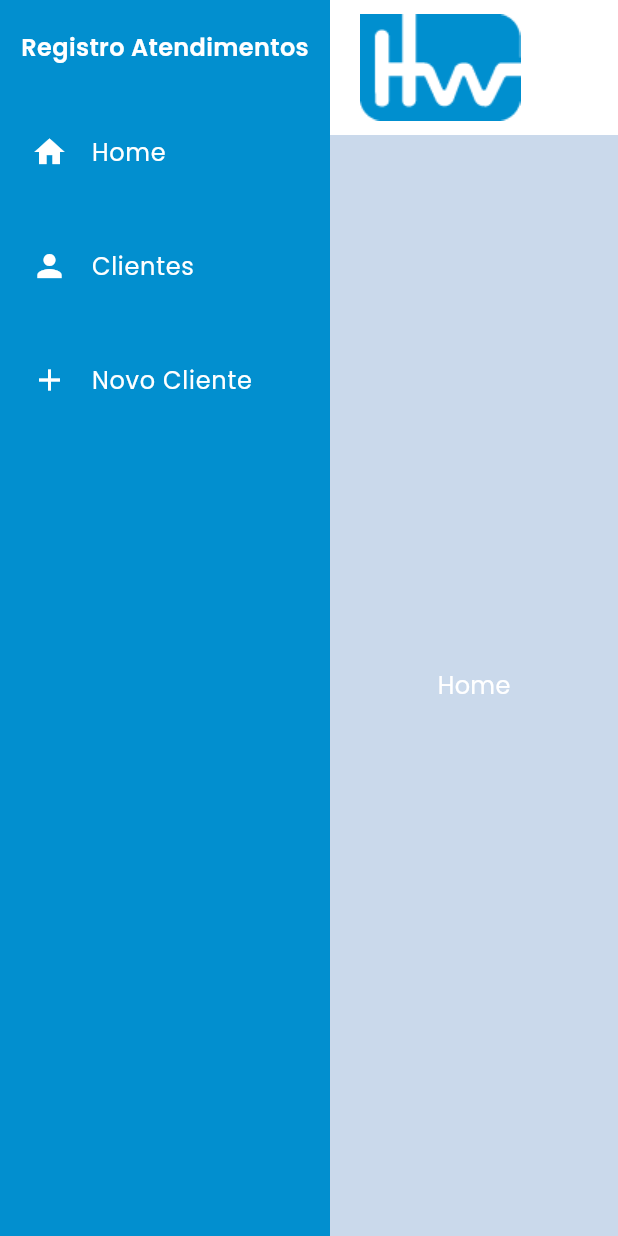
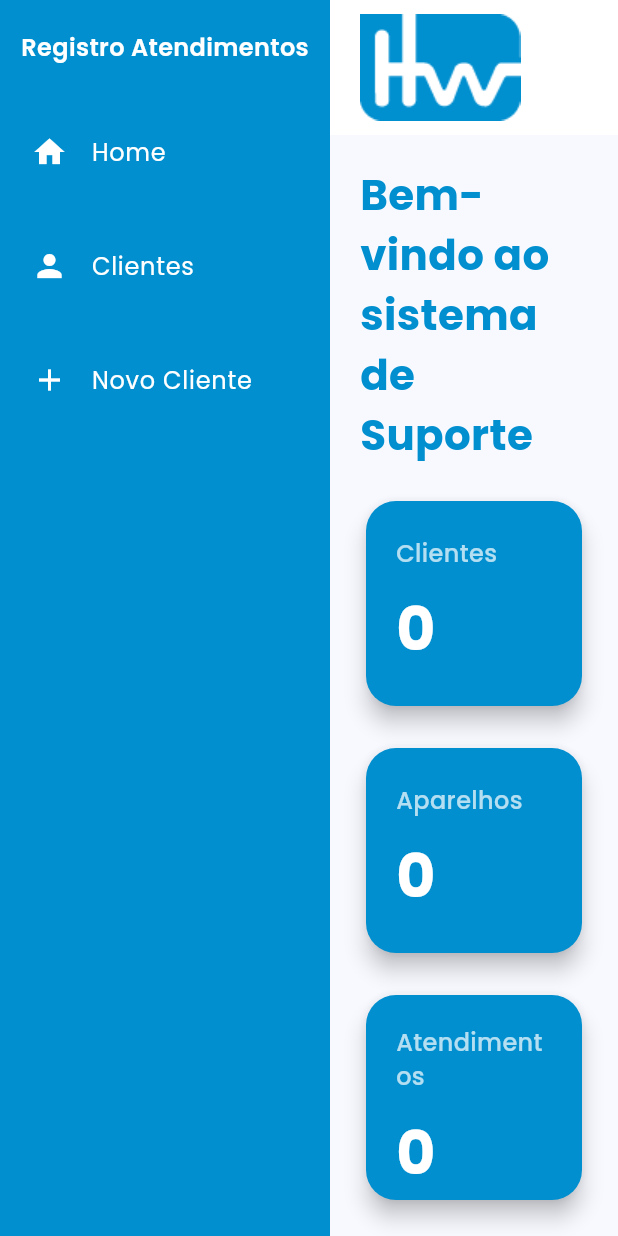
Before and after one commit to Ninassc/HW-AppSuporteWhatsapp, a Flutter app: the screen it shows after launch, on a phone screen of 412 x 824 dp. Run offline on Flutter 3.47's test engine with Material 3 defaults, Android fonts, the phone set to English and light mode, and no system bars; our stand-ins replace device_preview, sqflite_common_ffi; accounts and stored records are empty.

Commit message:
Add total count retrieval methods and update home page to display totals

```diff
--- a/lib/database/database_helper.dart
+++ b/lib/database/database_helper.dart
@@ -65,6 +65,30 @@ class DatabaseHelper {
     });
   }
 
+  Future<int> getTotalClientes() async {
+    final db = await database;
+
+    final result = await db.rawQuery('SELECT COUNT(*) as total FROM clientes');
+
+    return result.first['total'] as int;
+  }
+
+   Future<int> getTotalAparelhos() async {
+    final db = await database;
+
+    final result = await db.rawQuery('SELECT COUNT(*) as total FROM aparelhos');
+
+    return result.first['total'] as int;
+  }
+
+   Future<int> getTotalAtendimentos() async {
+    final db = await database;
+
+    final result = await db.rawQuery('SELECT COUNT(*) as total FROM atendimentos');
+
+    return result.first['total'] as int;
+  }
+
   Future<void> insertAtendimento(Atendimento atendimento) async {
     final db = await database;
 
@@ -82,8 +106,8 @@ class DatabaseHelper {
     final db = await database;
 
     await db.insert('aparelhos', {
-      'cliente_id' : aparelho.clienteId,
-      'numero_serie' : aparelho.numeroSerie
+      'cliente_id': aparelho.clienteId,
+      'numero_serie': aparelho.numeroSerie,
     });
   }
 
@@ -91,10 +115,9 @@ class DatabaseHelper {
     final db = await database;
 
     await db.insert('clientes', {
-      'nome' : cliente.nome,
-      'whatsapp' : cliente.whatsapp,
-      'empresa' : cliente.empresa
+      'nome': cliente.nome,
+      'whatsapp': cliente.whatsapp,
+      'empresa': cliente.empresa,
     });
-
   }
 }
--- a/lib/pages/home_page.dart
+++ b/lib/pages/home_page.dart
@@ -1,5 +1,7 @@
+import 'package:app_suporte_whatsapp/database/database_helper.dart';
 import 'package:app_suporte_whatsapp/pages/clientes_page.dart';
 import 'package:app_suporte_whatsapp/pages/novo_cliente_page.dart';
+import 'package:app_suporte_whatsapp/widgets/card_home.dart';
 import 'package:app_suporte_whatsapp/widgets/sidebar.dart';
 import 'package:flutter/material.dart';
 
@@ -12,6 +14,34 @@ class HomePage extends StatefulWidget {
 
 class _HomePageState extends State<HomePage> {
   String paginaSelecionada = "Home";
+
+  int totalClientes = 0;
+  int totalAparelhos = 0;
+  int totalAtendimentos = 0;
+
+  @override
+  void initState() {
+    super.initState();
+    carregarTotais();
+  }
+
+  Future<void> carregarTotais() async {
+    final db = DatabaseHelper();
+
+    final totais = await Future.wait([
+      db.getTotalClientes(),
+      db.getTotalAparelhos(),
+      db.getTotalAtendimentos(),
+    ]);
+
+    if (!mounted) return;
+
+    setState(() {
+      totalClientes = totais[0];
+      totalAparelhos = totais[1];
+      totalAtendimentos = totais[2];
+    });
+  }
 
   @override
   Widget build(BuildContext context) {
@@ -50,6 +80,46 @@ class _HomePageState extends State<HomePage> {
     );
   }
 
+  Widget homeContent() {
+    return Scaffold(
+      body: Padding(
+        padding: const EdgeInsets.all(20.0),
+        child: Column(
+          children: [
+            Text(
+              "Bem-vindo ao sistema de Suporte",
+              style: TextStyle(
+                fontSize: 28,
+                fontWeight: FontWeight.bold,
+                color: const Color(0xFF028FCF),
+              ),
+            ),
+            SizedBox(height: 20),
+            Expanded(
+              child: Column(
+                spacing: 20,
+                children: [
+                  Expanded(
+                    child: CardHome(titulo: "Clientes", total: totalClientes),
+                  ),
+                  Expanded(
+                    child: CardHome(titulo: "Aparelhos", total: totalAparelhos),
+                  ),
+                  Expanded(
+                    child: CardHome(
+                      titulo: "Atendimentos",
+                      total: totalAparelhos,
+                    ),
+                  ),
+                ],
+              ),
+            ),
+          ],
+        ),
+      ),
+    );
+  }
+
   Widget carregarPagina() {
     if (paginaSelecionada == "Clientes") {
       return ClientesPage();
@@ -57,9 +127,8 @@ class _HomePageState extends State<HomePage> {
     if (paginaSelecionada == "Novo Cliente") {
       return NovoClientePage();
     }
-    return Center(child: Text("Home"));
+    return homeContent();
   }
-
 }
 
 //color: const Color(0xFF028FCF)
--- /dev/null
+++ b/lib/widgets/card_home.dart
@@ -0,0 +1,58 @@
+import 'package:flutter/material.dart';
+
+class CardHome extends StatelessWidget {
+  final String titulo;
+  final int total;
+
+  const CardHome({
+    super.key,
+    required this.titulo,
+    required this.total,
+  });
+
+  @override
+  Widget build(BuildContext context) {
+    return SizedBox(
+      width: double.infinity,
+      child: Card(
+        elevation: 6,
+        color: const Color(0xFF028FCF),
+        shape: RoundedRectangleBorder(
+          borderRadius: BorderRadius.circular(20),
+        ),
+
+        child: Padding(
+          padding: const EdgeInsets.all(20),
+
+          child: Column(
+            mainAxisAlignment: MainAxisAlignment.center,
+            crossAxisAlignment: CrossAxisAlignment.start,
+
+            children: [
+
+              Text(
+                titulo,
+                style: const TextStyle(
+                  color: Colors.white70,
+                  fontSize: 16,
+                  fontWeight: FontWeight.w500,
+                ),
+              ),
+
+              const SizedBox(height: 10),
+
+              Text(
+                total.toString(),
+                style: const TextStyle(
+                  color: Colors.white,
+                  fontSize: 40,
+                  fontWeight: FontWeight.bold,
+                ),
+              ),
+            ],
+          ),
+        ),
+      ),
+    );
+  }
+}
```
Also changed, not shown: lib/pages/novo_cliente_page.dart (+3 -25 lines).
